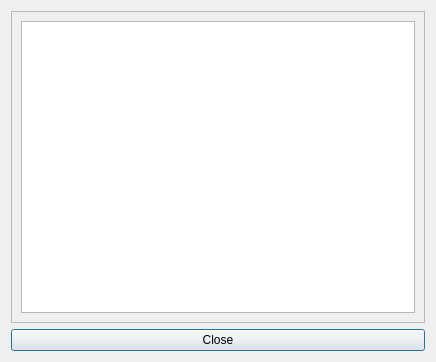
Above: meggie_batch/ui/qt4Designer_ui_files/longMessageBox.ui from cibr-jyu/meggie before the change. Below: the same form after it.
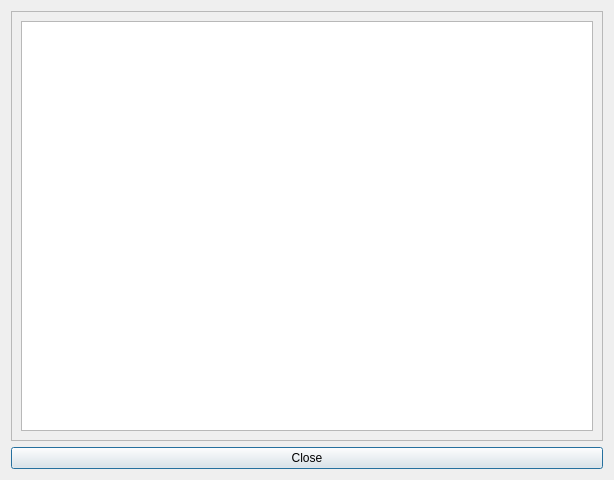
That is the form after the change.

Patch:
```diff
--- a/meggie_batch/ui/qt4Designer_ui_files/longMessageBox.ui
+++ b/meggie_batch/ui/qt4Designer_ui_files/longMessageBox.ui
@@ -6,8 +6,8 @@
    <rect>
     <x>0</x>
     <y>0</y>
-    <width>436</width>
-    <height>362</height>
+    <width>614</width>
+    <height>480</height>
    </rect>
   </property>
   <property name="windowTitle">
@@ -24,21 +24,13 @@
        <rect>
         <x>0</x>
         <y>0</y>
-        <width>416</width>
-        <height>309</height>
+        <width>594</width>
+        <height>427</height>
        </rect>
       </property>
       <layout class="QGridLayout" name="gridLayout">
        <item row="0" column="0">
-        <widget class="QTextBrowser" name="textBrowser">
-         <property name="html">
-          <string>&lt;!DOCTYPE HTML PUBLIC &quot;-//W3C//DTD HTML 4.0//EN&quot; &quot;http://www.w3.org/TR/REC-html40/strict.dtd&quot;&gt;
-&lt;html&gt;&lt;head&gt;&lt;meta name=&quot;qrichtext&quot; content=&quot;1&quot; /&gt;&lt;style type=&quot;text/css&quot;&gt;
-p, li { white-space: pre-wrap; }
-&lt;/style&gt;&lt;/head&gt;&lt;body style=&quot; font-family:'Sans'; font-size:9.5pt; font-weight:400; font-style:normal;&quot;&gt;
-&lt;p style=&quot;-qt-paragraph-type:empty; margin-top:12px; margin-bottom:12px; margin-left:0px; margin-right:0px; -qt-block-indent:0; text-indent:0px; font-size:10pt;&quot;&gt;&lt;br /&gt;&lt;/p&gt;&lt;/body&gt;&lt;/html&gt;</string>
-         </property>
-        </widget>
+        <widget class="QTextEdit" name="textEdit"/>
        </item>
       </layout>
      </widget>
```
